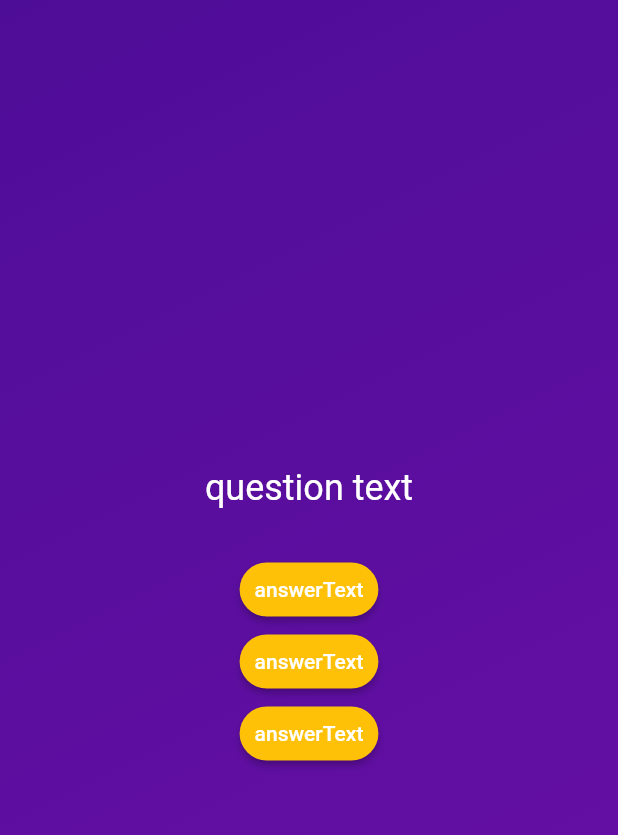
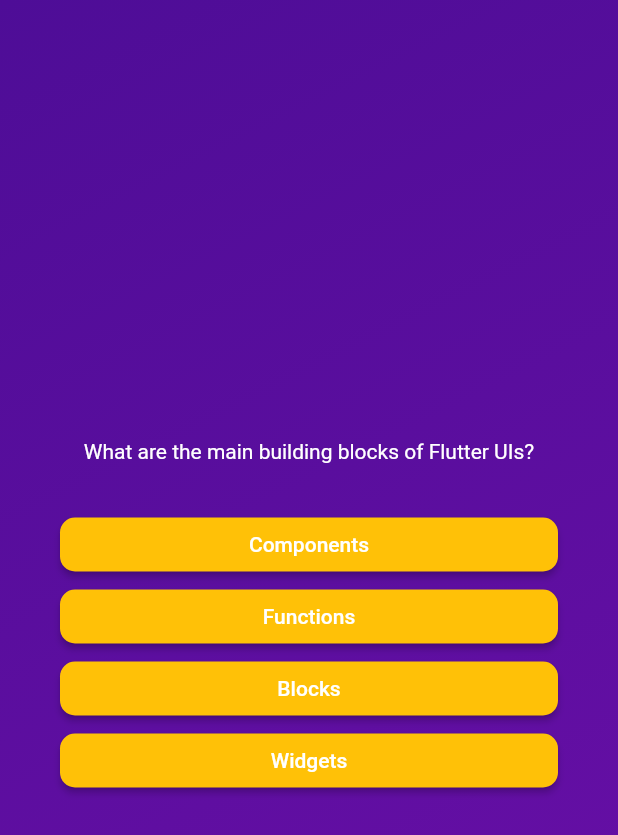
Before and after one commit to almakrami/QuizApp-Flutter, a Flutter app: the screen it shows after launch, after a tap on "Start Quiz", on a phone screen of 412 x 824 dp. Shown: the top 835 px of the screen. Run offline on Flutter 3.47's test engine with Material 2 defaults, Android fonts, the phone set to English and light mode, and no system bars.

Commit message:
shuffling answers + styling buttons

```diff
--- a/lib/answerButton.dart
+++ b/lib/answerButton.dart
@@ -1,21 +1,25 @@
 import 'package:flutter/material.dart';
 
 class AnswerButton extends StatelessWidget {
-  const AnswerButton(
-      {required this.answerText, required this.onTap, super.key});
+  const AnswerButton({
+    super.key,
+    required this.answerText,
+    required this.onTap,
+  });
 
-  final String onTap;
   final String answerText;
+  final VoidCallback? onTap;
 
   @override
   Widget build(context) {
     return ElevatedButton(
-      style: ElevatedButton.styleFrom(padding: EdgeInsets.all(10),
-          backgroundColor: Colors.amber,
-          foregroundColor: Colors.white,
-          shape:
-              RoundedRectangleBorder(borderRadius: BorderRadius.circular(30))),
-      onPressed: () {},
+      onPressed: onTap,
+      style: ElevatedButton.styleFrom(
+        padding: const EdgeInsets.symmetric(horizontal: 40, vertical: 10),
+        backgroundColor: Colors.amber,
+        foregroundColor: Colors.white,
+        shape: RoundedRectangleBorder(borderRadius: BorderRadius.circular(10)),
+      ),
       child: Text(answerText),
     );
   }
--- a/lib/data/questions.dart
+++ b/lib/data/questions.dart
@@ -1,4 +1,4 @@
-import 'package:quiz_app/models/questionObject.dart';
+import 'package:quiz_app/models/quizQuestion.dart';
 
 const questions = [
   QuizQuestion(
--- a/lib/models/questionObject.dart
+++ /dev/null
@@ -1,8 +0,0 @@
-class QuizQuestion {
-  const QuizQuestion(this.text,this.answers);
-
-  final String text;
-  final List<String> answers;
-
-
-}
--- /dev/null
+++ b/lib/models/quizQuestion.dart
@@ -0,0 +1,13 @@
+class QuizQuestion {
+  const QuizQuestion(this.text,this.answers);
+
+  final String text;
+  final List<String> answers;
+
+List<String> getShuffledAnswers(){
+  final shuffledList = List.of(answers);
+  shuffledList.shuffle();
+
+  return shuffledList;
+}
+}
--- a/lib/questionScreen.dart
+++ b/lib/questionScreen.dart
@@ -1,5 +1,6 @@
 import 'package:flutter/material.dart';
 import 'package:quiz_app/answerButton.dart';
+import 'package:quiz_app/data/questions.dart';
 
 class QuestionScreen extends StatefulWidget {
   const QuestionScreen({super.key});
@@ -13,20 +14,26 @@ class QuestionScreen extends StatefulWidget {
 class _QuestionScreen extends State<QuestionScreen> {
   @override
   build(context) {
-    return const SizedBox(
+    final currentQuestion = questions[0];
+    return SizedBox(
       width: double.infinity,
+      child: Container(
+        margin: const EdgeInsets.all(40),
         child: Column(
           mainAxisAlignment: MainAxisAlignment.center,
+          crossAxisAlignment: CrossAxisAlignment.stretch,
           children: [
             Text(
-            "question text",
-            style: TextStyle(color: Colors.white, fontSize: 24),
+              textAlign: TextAlign.center,
+              currentQuestion.text,
+              style: const TextStyle(color: Colors.white),
             ),
-          SizedBox(height: 30),
-          AnswerButton(answerText: "answerText", onTap: "onTap"),
-          AnswerButton(answerText: "answerText", onTap: "onTap"),
-          AnswerButton(answerText: "answerText", onTap: "onTap"),
+            const SizedBox(height: 30),
+            ...currentQuestion.getShuffledAnswers().map((answer) {
+              return AnswerButton(answerText: answer, onTap: () {});
+            }),
           ],
+        ),
       ),
     );
   }
--- a/lib/start_screen.dart
+++ b/lib/start_screen.dart
@@ -1,5 +1,4 @@
 import 'package:flutter/material.dart';
-//nothing is changing
 
 class StartScreen extends StatelessWidget {
   const StartScreen(this.startQuiz,{super.key});
```
Lines whose indentation alone changed are shown as unchanged.
